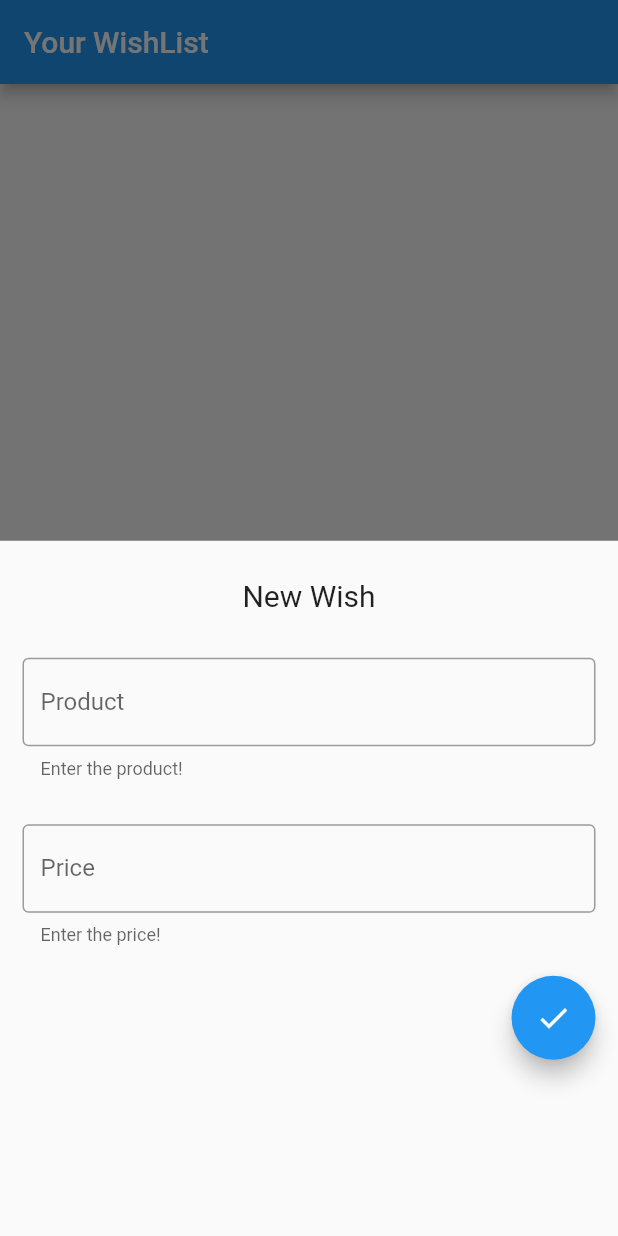
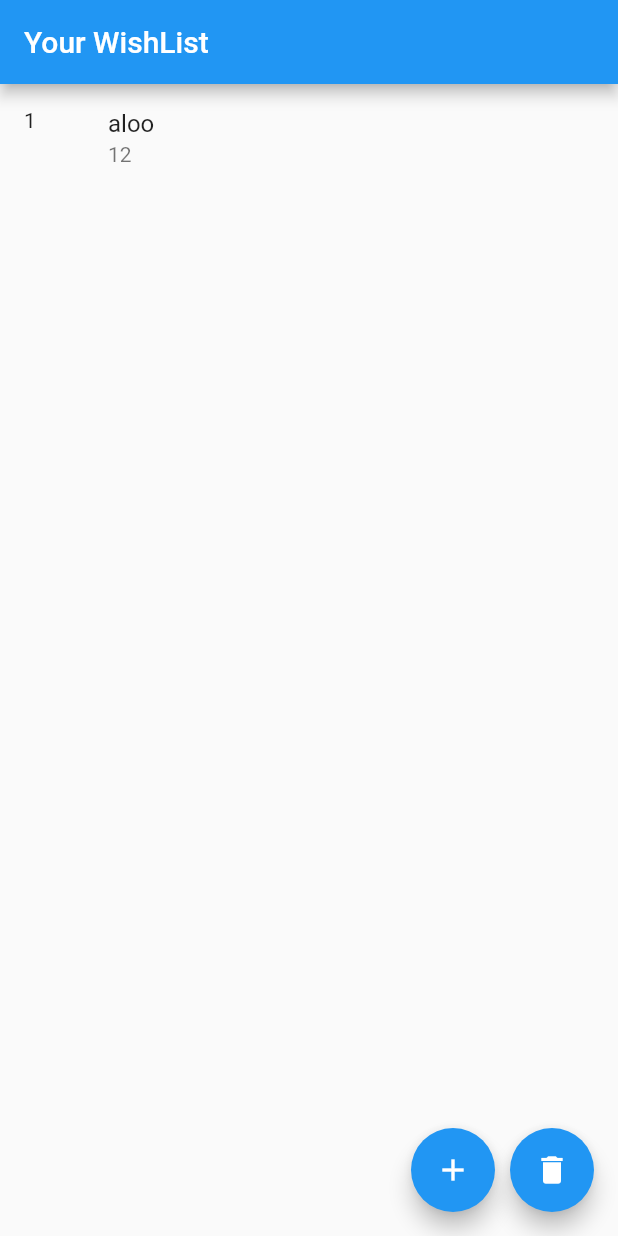
Before and after one commit to yash-dxt/wishlist-hive-flutter, a Flutter app: the screen it shows after launch, after a tap on the "add" icon, on a phone screen of 412 x 824 dp. Run offline on Flutter 3.47's test engine with Material 2 defaults, Android fonts, the light colour scheme and no system bars; our stand-ins replace hive, hive_flutter; accounts and stored records are empty; generated files the repository leaves out were written again.

Commit message:
Started working

```diff
--- a/lib/main.dart
+++ b/lib/main.dart
@@ -1,17 +1,23 @@
 import 'package:flutter/material.dart';
 import 'package:hive/hive.dart';
-import 'package:path_provider/path_provider.dart';
 import 'package:provider/provider.dart';
 import 'package:wishlist_hive_flutter/models/wishlist.dart';
 import 'package:wishlist_hive_flutter/screens/wishlist_screen.dart';
 import 'package:wishlist_hive_flutter/services/wishlist_provider.dart';
 import 'package:hive_flutter/hive_flutter.dart';
 
-void main() {
+void main() async {
+  var initialized = false;
+  print(initialized);
+  if (!initialized) {
+    initialized = true;
+    await Hive.initFlutter();
+
+    Hive.registerAdapter<WishList>(WishListAdapter());
+  }
+  print(initialized);
   runApp(MyApp());
 }
-
-
 
 class MyApp extends StatelessWidget {
   @override
--- a/lib/screens/wishlist_screen.dart
+++ b/lib/screens/wishlist_screen.dart
@@ -25,84 +25,88 @@ class _WishListScreenState extends State<WishListScreen> {
             floatingActionButton:
                 Row(mainAxisAlignment: MainAxisAlignment.end, children: [
               FloatingActionButton(
+                onPressed: () {
+                  wishListData.addNewWishList(product: 'aloo', price: 12);
+                },
                 child: Icon(Icons.add),
-                onPressed: () {
-                  showModalBottomSheet(
-                      context: context,
-                      builder: (context) {
-                        return Container(
-                          padding: EdgeInsets.all(15),
-                          child: Form(
-                            key: _formKey,
-                            child: Column(
-                              children: [
-                                SizedBox(
-                                  height: 10,
-                                ),
-                                Text('New Wish',
-                                    style: TextStyle(fontSize: 20)),
-                                SizedBox(
-                                  height: 30,
-                                ),
-                                TextFormField(
-                                  validator: (value) {
-                                    if (value.isEmpty) {
-                                      return 'Please enter something';
-                                    }
-                                    return null;
-                                  },
-                                  onChanged: (value) {
-                                    product = value;
-                                  },
-                                  decoration: InputDecoration(
-                                    border: OutlineInputBorder(),
-                                    labelText: 'Product',
-                                    helperText: 'Enter the product!',
-                                  ),
-                                ),
-                                SizedBox(
-                                  height: 30,
-                                ),
-                                TextFormField(
-                                  validator: (value) {
-                                    if (value.isEmpty) {
-                                      return 'Please enter something';
-                                    }
-                                    return null;
-                                  },
-                                  onChanged: (value) {
-                                    price = int.parse(value);
-                                  },
-                                  decoration: InputDecoration(
-                                    border: OutlineInputBorder(),
-                                    labelText: 'Price',
-                                    helperText: 'Enter the price!',
-                                  ),
-                                ),
-                                SizedBox(
-                                  height: 20,
-                                ),
-                                Row(
-                                  mainAxisAlignment: MainAxisAlignment.end,
-                                  children: [
-                                    FloatingActionButton(
-                                        child: Icon(Icons.check),
-                                        onPressed: () {
-                                          if (_formKey.currentState
-                                              .validate()) {
-                                            wishListData.addNewWishList(
-                                                price: price, product: product);
-                                            Navigator.pop(context);
-                                          }
-                                        })
-                                  ],
-                                )
-                              ],
-                            ),
-                          ),
-                        );
-                      });
-                },
+
+//                onPressed: () {
+//                  showModalBottomSheet(
+//                      context: context,
+//                      builder: (context) {
+//                        return Container(
+//                          padding: EdgeInsets.all(15),
+//                          child: Form(
+//                            key: _formKey,
+//                            child: Column(
+//                              children: [
+//                                SizedBox(
+//                                  height: 10,
+//                                ),
+//                                Text('New Wish',
+//                                    style: TextStyle(fontSize: 20)),
+//                                SizedBox(
+//                                  height: 30,
+//                                ),
+//                                TextFormField(
+//                                  validator: (value) {
+//                                    if (value.isEmpty) {
+//                                      return 'Please enter something';
+//                                    }
+//                                    return null;
+//                                  },
+//                                  onChanged: (value) {
+//                                    product = value;
+//                                  },
+//                                  decoration: InputDecoration(
+//                                    border: OutlineInputBorder(),
+//                                    labelText: 'Product',
+//                                    helperText: 'Enter the product!',
+//                                  ),
+//                                ),
+//                                SizedBox(
+//                                  height: 30,
+//                                ),
+//                                TextFormField(
+//                                  validator: (value) {
+//                                    if (value.isEmpty) {
+//                                      return 'Please enter something';
+//                                    }
+//                                    return null;
+//                                  },
+//                                  onChanged: (value) {
+//                                    price = int.parse(value);
+//                                  },
+//                                  decoration: InputDecoration(
+//                                    border: OutlineInputBorder(),
+//                                    labelText: 'Price',
+//                                    helperText: 'Enter the price!',
+//                                  ),
+//                                ),
+//                                SizedBox(
+//                                  height: 20,
+//                                ),
+//                                Row(
+//                                  mainAxisAlignment: MainAxisAlignment.end,
+//                                  children: [
+//                                    FloatingActionButton(
+//                                        child: Icon(Icons.check),
+//                                        onPressed: () {
+//                                          if (_formKey.currentState
+//                                              .validate()) {
+//                                            wishListData.addNewWishList(
+//                                                price: price, product: product);
+//                                            Navigator.pop(context);
+//                                          }
+//                                        })
+//                                  ],
+//                                )
+//                              ],
+//                            ),
+//                          ),
+//                        );
+//                      });
+//                },
               ),
               SizedBox(
                 width: 10,
@@ -192,8 +196,8 @@ class _WishListScreenState extends State<WishListScreen> {
                                                       .validate()) {
                                                     wishListData.updateWishList(
                                                         price: price,
-                                                    product: product, key: index
-                                                    );
+                                                        product: product,
+                                                        index: index);
                                                     Navigator.pop(context);
                                                   }
                                                 })
--- a/lib/services/wishlist_db.dart
+++ b/lib/services/wishlist_db.dart
@@ -1,29 +1,12 @@
-import 'dart:io';
-
-import 'package:flutter/material.dart';
 import 'package:hive/hive.dart';
-import 'package:path_provider/path_provider.dart';
 import 'dart:async';
 import 'package:hive_flutter/hive_flutter.dart';
 import 'package:wishlist_hive_flutter/models/wishlist.dart';
 
 class WishListDatabase {
   String _boxName = "WishList";
-  var initialized = false;
-
-  Future<void> _initHive() async {
-    await Hive.initFlutter();
-
-    if (!initialized) {
-      initialized = true;
-
-      Hive.registerAdapter<WishList>(WishListAdapter());
-    }
-  }
 
   Future<Box> wishListBox() async {
-    print(initialized);
-    await _initHive();
     var box = await Hive.openBox<WishList>(_boxName);
     return box;
   }
@@ -37,25 +20,22 @@ class WishListDatabase {
   Future<int> addToBox(WishList wishList) async {
     final box = await wishListBox();
 
-    var a = box.add(WishList(wishList.price, wishList.product));
+    var a = await box.add(WishList(wishList.price, wishList.product));
     return a;
   }
 
-  Future<void> deleteFromBox(int key) async {
+  Future<void> deleteFromBox(int index) async {
     final box = await wishListBox();
-    var a = box.delete(key);
-    return a;
+    await box.deleteAt(index);
   }
 
   Future<void> deleteAll() async {
     final box = await wishListBox();
-    var a = box.deleteFromDisk();
-    return a;
+    await box.clear();
   }
 
-  Future<void> updateWish(int key, WishList wishList) async {
+  Future<void> updateWish(int index, WishList wishList) async {
     final box = await wishListBox();
-    var a = await box.put(key, wishList);
-    return a;
+    await box.putAt(index, wishList);
   }
 }
```
Also changed, not shown: lib/services/wishlist_provider.dart (+11 -12 lines). Lines whose indentation alone changed are shown as unchanged.
